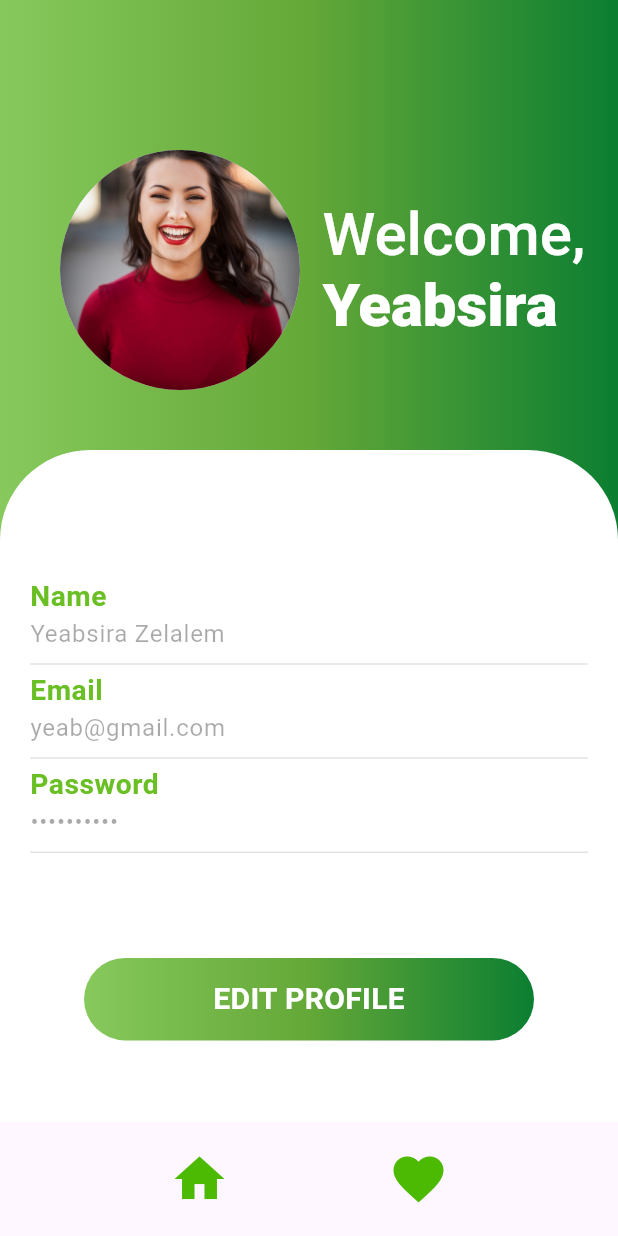
After one commit to tsega7659/Travel_App_Flutter_Assignment, a Flutter app: the HomeScreen screen opened directly, after a tap on the "person" icon, on a phone screen of 412 x 824 dp. The commit adds this screen. Run offline on Flutter 3.47's test engine with Material 3 defaults, Android fonts, the phone set to English and light mode, and no system bars.

Commit message:
profile page

```diff
--- a/travel/lib/screens/Home/home_screen.dart
+++ b/travel/lib/screens/Home/home_screen.dart
@@ -1,4 +1,5 @@
 import 'package:flutter/material.dart';
+import 'package:travel/screens/profilescreen/profile_screen.dart';
 
 import '../../model/place_model.dart';
 import '../detailscreen/detail_screen.dart';
@@ -22,16 +23,31 @@ class _HomeScreenState extends State<HomeScreen> {
           padding: const EdgeInsets.symmetric(vertical: 20, horizontal: 15),
           child: Row(
             mainAxisAlignment: MainAxisAlignment.spaceEvenly,
-            children: const [
-              Icon(
+            children: [
+              const Icon(
                 Icons.home,
                 color: Color.fromARGB(255, 76, 185, 3),
                 size: 40,
               ),
-              Icon(
+              const Icon(
                 Icons.favorite,
                 color: Color.fromARGB(255, 76, 185, 3),
                 size: 40,
+              ),
+              IconButton(
+                icon: const Icon(
+                  Icons.person,
+                  color: Color.fromARGB(255, 76, 185, 3),
+                  size: 40,
+                ),
+                onPressed: () {
+                  Navigator.push(
+                    context,
+                    MaterialPageRoute(
+                      builder: (context) => ProfileScreen(),
+                    ),
+                  );
+                },
               ),
             ],
           ),
--- a/travel/lib/screens/loginscreen/login_screen.dart
+++ b/travel/lib/screens/loginscreen/login_screen.dart
@@ -18,15 +18,12 @@ class _LoginScreenState extends State<LoginScreen> {
     String email = _emailController.text.trim();
     String password = _passwordController.text.trim();
 
-    // Check if the email and password are correct
     if (email == "yeab@gmail.com" && password == "12345678") {
-      // Navigate to HomeScreen
       Navigator.push(
         context,
         MaterialPageRoute(builder: (context) => const HomeScreen()),
       );
     } else {
-      // Set the error message
       setState(() {
         _errorMessage = "Incorrect email or password.";
       });
@@ -61,6 +58,7 @@ class _LoginScreenState extends State<LoginScreen> {
           ),
           Padding(
             padding: EdgeInsets.only(top: 300),
+            child: SingleChildScrollView(
               child: Container(
                 decoration: BoxDecoration(
                   borderRadius: BorderRadius.only(
@@ -69,7 +67,7 @@ class _LoginScreenState extends State<LoginScreen> {
                   ),
                   color: Colors.white,
                 ),
-              height: double.infinity,
+                height: MediaQuery.of(context).size.height - 300,
                 width: double.infinity,
                 child: Column(
                   mainAxisAlignment: MainAxisAlignment.center,
@@ -107,8 +105,7 @@ class _LoginScreenState extends State<LoginScreen> {
                               ),
                             ),
                           ),
-                        if (_errorMessage !=
-                            null) // Show error message if not null
+                          if (_errorMessage != null)
                             Padding(
                               padding: const EdgeInsets.only(top: 8),
                               child: Text(
@@ -205,6 +202,7 @@ class _LoginScreenState extends State<LoginScreen> {
                 ),
               ),
             ),
+          ),
         ],
       ),
     );
--- /dev/null
+++ b/travel/lib/screens/profilescreen/profile_screen.dart
@@ -0,0 +1,220 @@
+import 'package:flutter/material.dart';
+import 'package:travel/screens/favoritescreen/favorite_screen.dart';
+
+class ProfileScreen extends StatefulWidget {
+  const ProfileScreen({super.key});
+
+  @override
+  State<ProfileScreen> createState() => _ProfileScreenState();
+}
+
+class _ProfileScreenState extends State<ProfileScreen> {
+  bool _isEditing = false;
+  final TextEditingController _nameController =
+      TextEditingController(text: "Yeabsira Zelalem");
+  final TextEditingController _emailController =
+      TextEditingController(text: "yeab@gmail.com");
+  final TextEditingController _passwordController =
+      TextEditingController(text: "**********");
+
+  @override
+  Widget build(BuildContext context) {
+    return Scaffold(
+      bottomNavigationBar: SafeArea(
+        child: Padding(
+          padding: const EdgeInsets.symmetric(vertical: 10, horizontal: 15),
+          child: Row(
+            mainAxisAlignment: MainAxisAlignment.spaceEvenly,
+            children: [
+              IconButton(
+                icon: Icon(
+                  Icons.home,
+                  size: 40,
+                  color: Color.fromARGB(255, 76, 185, 3),
+                ),
+                onPressed: () {
+                  Navigator.pop(context);
+                },
+              ),
+              IconButton(
+                icon: Icon(
+                  Icons.favorite,
+                  size: 40,
+                  color: Color.fromARGB(255, 76, 185, 3),
+                ),
+                onPressed: () {
+                  Navigator.push(
+                    context,
+                    MaterialPageRoute(
+                      builder: (context) => FavoriteScreen(favorites: []),
+                    ),
+                  );
+                },
+              ),
+            ],
+          ),
+        ),
+      ),
+      body: Stack(
+        children: [
+          // Gradient Background
+          Container(
+            height: double.infinity,
+            width: double.infinity,
+            decoration: const BoxDecoration(
+              gradient: LinearGradient(colors: [
+                Color.fromARGB(255, 135, 201, 92),
+                Color.fromARGB(255, 100, 168, 56),
+                Color.fromARGB(255, 11, 126, 49),
+              ]),
+            ),
+            child: Padding(
+              padding: const EdgeInsets.only(top: 100, left: 40),
+              child: Column(
+                mainAxisAlignment: MainAxisAlignment.start,
+                crossAxisAlignment: CrossAxisAlignment.start,
+                children: [
+                  // App bar
+                  Row(
+                    children: [
+                      const CircleAvatar(
+                        radius: 80,
+                        backgroundImage:
+                            AssetImage("assets/images/profile.jpeg"),
+                      ),
+                      const SizedBox(
+                        width: 15,
+                      ),
+                      RichText(
+                        text: const TextSpan(
+                          children: [
+                            TextSpan(
+                              text: "Welcome, ",
+                              style: TextStyle(
+                                fontSize: 40,
+                                color: Colors.white,
+                                fontWeight: FontWeight.w500,
+                              ),
+                            ),
+                            TextSpan(
+                              text: "\nYeabsira",
+                              style: TextStyle(
+                                fontSize: 40,
+                                color: Colors.white,
+                                fontWeight: FontWeight.w900,
+                              ),
+                            ),
+                          ],
+                        ),
+                      ),
+                    ],
+                  ),
+                ],
+              ),
+            ),
+          ),
+          Padding(
+            padding: const EdgeInsets.only(top: 300),
+            child: SingleChildScrollView(
+              child: Container(
+                decoration: const BoxDecoration(
+                  borderRadius: BorderRadius.only(
+                    topLeft: Radius.circular(60),
+                    topRight: Radius.circular(60),
+                  ),
+                  color: Colors.white,
+                ),
+                height: MediaQuery.of(context).size.height - 300,
+                width: double.infinity,
+                child: Column(
+                  mainAxisAlignment: MainAxisAlignment.center,
+                  children: [
+                    Padding(
+                      padding: const EdgeInsets.symmetric(horizontal: 20),
+                      child: Column(
+                        children: [
+                          _buildProfileField(
+                            "Name",
+                            _nameController,
+                            _isEditing,
+                          ),
+                          _buildProfileField(
+                            "Email",
+                            _emailController,
+                            _isEditing,
+                          ),
+                          _buildProfileField(
+                            "Password",
+                            _passwordController,
+                            _isEditing,
+                            obscureText: true,
+                          ),
+                          const SizedBox(height: 70),
+                          InkWell(
+                            onTap: () {
+                              setState(() {
+                                _isEditing = !_isEditing;
+                                if (!_isEditing) {}
+                              });
+                            },
+                            child: Container(
+                              width: 300,
+                              height: 55,
+                              decoration: BoxDecoration(
+                                gradient: const LinearGradient(colors: [
+                                  Color.fromARGB(255, 135, 201, 92),
+                                  Color.fromARGB(255, 100, 168, 56),
+                                  Color.fromARGB(255, 11, 126, 49),
+                                ]),
+                                borderRadius: BorderRadius.circular(100),
+                              ),
+                              child: Center(
+                                child: Text(
+                                  _isEditing ? "SAVE" : "EDIT PROFILE",
+                                  style: const TextStyle(
+                                    color: Colors.white,
+                                    fontSize: 20,
+                                    fontWeight: FontWeight.bold,
+                                  ),
+                                ),
+                              ),
+                            ),
+                          ),
+                        ],
+                      ),
+                    ),
+                    const SizedBox(height: 50),
+                  ],
+                ),
+              ),
+            ),
+          ),
+        ],
+      ),
+    );
+  }
+
+  Widget _buildProfileField(
+      String label, TextEditingController controller, bool isEditing,
+      {bool obscureText = false}) {
+    return TextFormField(
+      controller: controller,
+      obscureText: obscureText,
+      enabled: isEditing,
+      decoration: InputDecoration(
+        labelText: label,
+        labelStyle: const TextStyle(
+          fontWeight: FontWeight.bold,
+          fontSize: 25,
+          color: Color.fromARGB(255, 106, 191, 36),
+        ),
+        suffixIcon: isEditing
+            ? Icon(
+                Icons.edit,
+                color: Colors.grey,
+              )
+            : null,
+      ),
+    );
+  }
+}
--- a/travel/lib/screens/welcome/welcome_screen.dart
+++ b/travel/lib/screens/welcome/welcome_screen.dart
@@ -59,6 +59,7 @@ class _WelcomeScreenState extends State<WelcomeScreen> {
           ),
           Padding(
             padding: EdgeInsets.only(top: 300),
+            child: SingleChildScrollView(
               child: Container(
                 decoration: BoxDecoration(
                   borderRadius: BorderRadius.only(
@@ -67,7 +68,7 @@ class _WelcomeScreenState extends State<WelcomeScreen> {
                   ),
                   color: Colors.white,
                 ),
-              height: double.infinity,
+                height: MediaQuery.of(context).size.height - 300,
                 width: double.infinity,
                 child: Form(
                   key: _formKey,
@@ -82,7 +83,8 @@ class _WelcomeScreenState extends State<WelcomeScreen> {
                             TextFormField(
                               controller: _nameController,
                               decoration: InputDecoration(
-                              suffixIcon: Icon(Icons.check, color: Colors.grey),
+                                suffixIcon:
+                                    Icon(Icons.check, color: Colors.grey),
                                 label: Text(
                                   "Name",
                                   style: TextStyle(
@@ -105,7 +107,8 @@ class _WelcomeScreenState extends State<WelcomeScreen> {
                             TextFormField(
                               controller: _emailController,
                               decoration: InputDecoration(
-                              suffixIcon: Icon(Icons.email, color: Colors.grey),
+                                suffixIcon:
+                                    Icon(Icons.email, color: Colors.grey),
                                 label: Text(
                                   "Email",
                                   style: TextStyle(
@@ -180,7 +183,8 @@ class _WelcomeScreenState extends State<WelcomeScreen> {
                                   Navigator.push(
                                     context,
                                     MaterialPageRoute(
-                                    builder: (context) => const LoginScreen(),
+                                      builder: (context) =>
+                                          const LoginScreen(),
                                     ),
                                   );
                                 }
@@ -232,7 +236,8 @@ class _WelcomeScreenState extends State<WelcomeScreen> {
                                     Navigator.push(
                                       context,
                                       MaterialPageRoute(
-                                      builder: (context) => const LoginScreen(),
+                                        builder: (context) =>
+                                            const LoginScreen(),
                                       ),
                                     );
                                   },
@@ -255,6 +260,7 @@ class _WelcomeScreenState extends State<WelcomeScreen> {
                 ),
               ),
             ),
+          ),
         ],
       ),
     );
```
Lines whose indentation alone changed are shown as unchanged.
